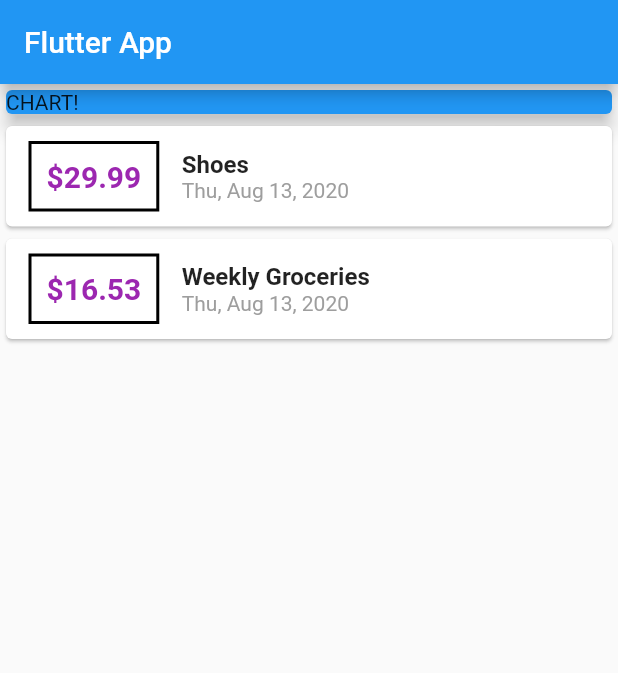
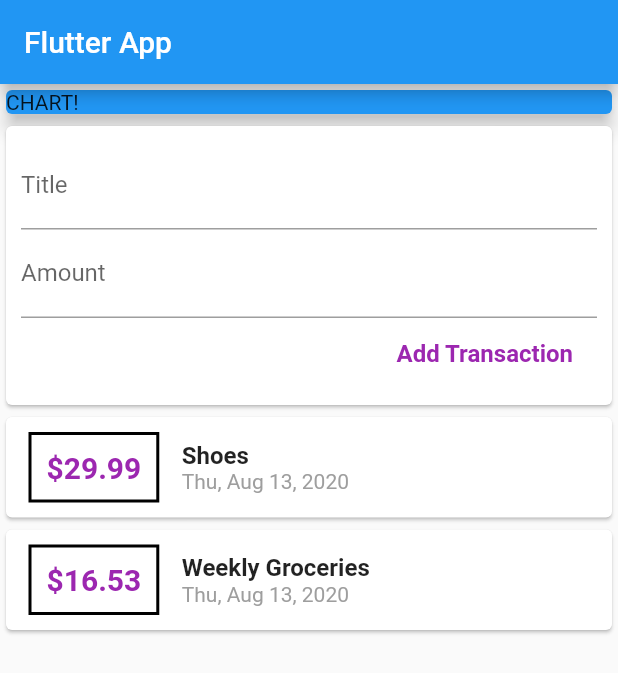
Before and after one commit to ksachchidanand/expanse-planner, a Flutter app: the screen it shows after launch, on a phone screen of 412 x 824 dp. Shown: the top 673 px of the screen. Run offline on Flutter 3.47's test engine with Material 2 defaults, Android fonts, the phone set to English and light mode, and no system bars.

Commit message:
TextField added to take user input

```diff
--- a/lib/main.dart
+++ b/lib/main.dart
@@ -31,6 +31,12 @@ class MyHomeApp extends StatelessWidget {
     ),
   ];
 
+  // String inputTitle;
+  // String inputAmount;
+
+  final titleController = TextEditingController();
+  final amountController = TextEditingController();
+
   @override
   Widget build(BuildContext context) {
     return Scaffold(
@@ -49,15 +55,52 @@ class MyHomeApp extends StatelessWidget {
               elevation: 5,
             ),
           ),
+          Card(
+            child: Padding(
+              padding: const EdgeInsets.all(10.0),
+              child: Column(
+                crossAxisAlignment: CrossAxisAlignment.end,
+                children: [
+                  TextField(
+                    decoration: InputDecoration(
+                      labelText: 'Title',
+                    ),
+                    // onChanged: (value) => inputTitle = value,
+                    controller: titleController,
+                  ),
+                  TextField(
+                    decoration: InputDecoration(
+                      labelText: 'Amount',
+                    ),
+                    // onChanged: (value) => inputAmount = value,
+                    controller: amountController,
+                  ),
+                  FlatButton(
+                    onPressed: () {
+                      print(titleController.text);
+                      print(amountController.text);
+                    },
+                    child: Text(
+                      'Add Transaction',
+                      style: TextStyle(
+                          color: Colors.purple,
+                          fontWeight: FontWeight.bold,
+                          fontSize: 16),
+                    ),
+                  )
+                ],
+              ),
+            ),
+          ),
           Column(
             children: transactions.map(
-              (tx) {
+              (transaction) {
                 return Card(
                   child: Row(
                     children: [
                       Container(
                         child: Text(
-                          '\$${tx.amount}',
+                          '\$${transaction.amount}',
                           style: TextStyle(
                             fontWeight: FontWeight.bold,
                             fontSize: 20,
@@ -80,14 +123,14 @@ class MyHomeApp extends StatelessWidget {
                         crossAxisAlignment: CrossAxisAlignment.start,
                         children: [
                           Text(
-                            tx.title,
+                            transaction.title,
                             style: TextStyle(
                               fontSize: 16,
                               fontWeight: FontWeight.bold,
                             ),
                           ),
                           Text(
-                            DateFormat().add_yMMMEd().format(tx.date),
+                            DateFormat().add_yMMMEd().format(transaction.date),
                             style: TextStyle(
                               color: Colors.grey,
                             ),
```
